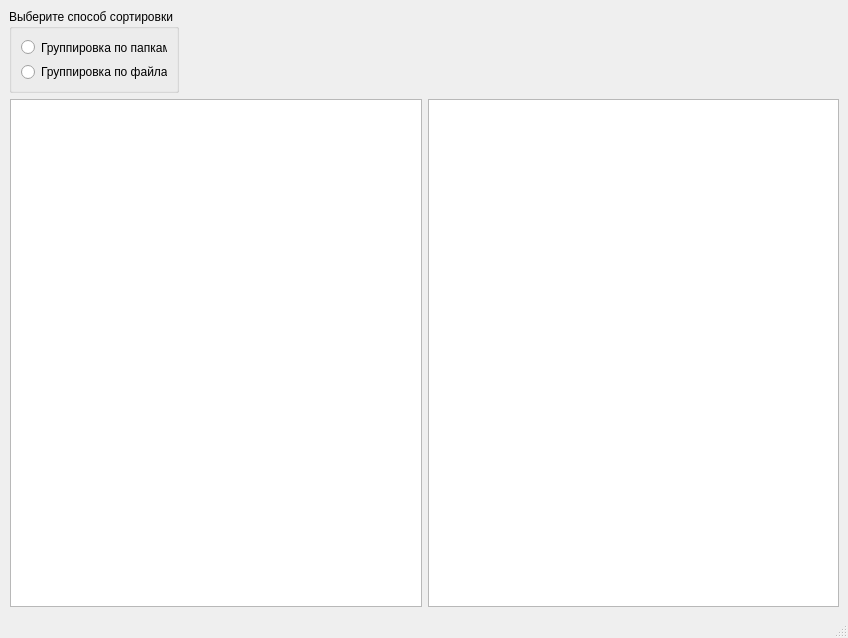
CIoudkicker/MyLab3_1, file mainwindow.ui: the form before one commit.
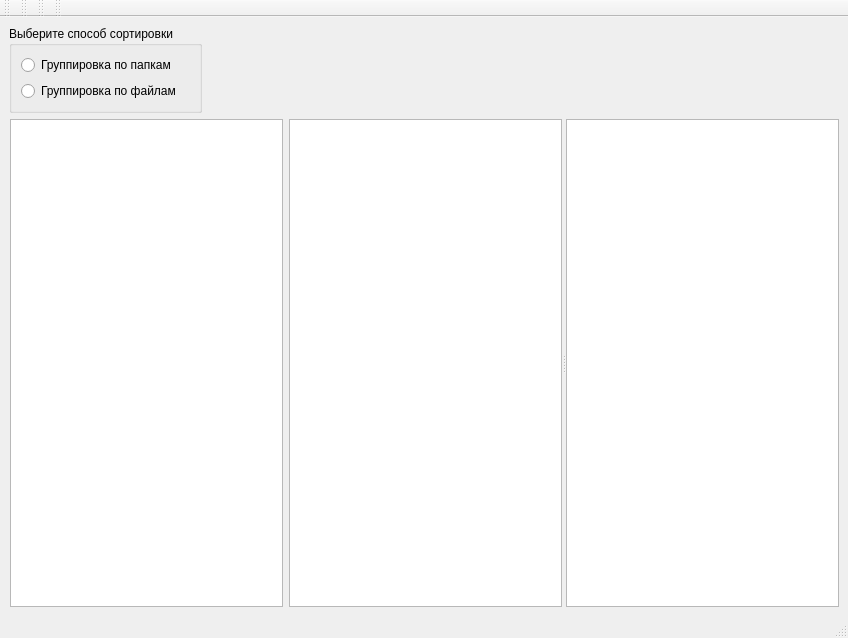
The form after the commit. Custom widgets are drawn as their Qt base class.

```diff
--- a/mainwindow.ui
+++ b/mainwindow.ui
@@ -30,9 +30,8 @@
     </size>
    </property>
    <layout class="QVBoxLayout" name="verticalLayout_2">
-    <property name="sizeConstraint">
-     <enum>QLayout::SetDefaultConstraint</enum>
-    </property>
+    <item>
+     <layout class="QHBoxLayout" name="horizontalLayout_2">
     <item>
      <widget class="QGroupBox" name="groupBox">
       <property name="sizePolicy">
@@ -47,12 +46,6 @@
         <height>84</height>
        </size>
       </property>
-      <property name="maximumSize">
-       <size>
-        <width>170</width>
-        <height>84</height>
-       </size>
-      </property>
       <property name="title">
        <string>Выберите способ сортировки</string>
       </property>
@@ -78,19 +71,38 @@
      </widget>
     </item>
     <item>
+       <spacer name="horizontalSpacer">
+        <property name="orientation">
+         <enum>Qt::Horizontal</enum>
+        </property>
+        <property name="sizeHint" stdset="0">
+         <size>
+          <width>108</width>
+          <height>20</height>
+         </size>
+        </property>
+       </spacer>
+      </item>
+     </layout>
+    </item>
+    <item>
+     <widget class="QSplitter" name="splitter">
+      <property name="sizePolicy">
+       <sizepolicy hsizetype="Expanding" vsizetype="Expanding">
+        <horstretch>0</horstretch>
+        <verstretch>0</verstretch>
+       </sizepolicy>
+      </property>
+      <property name="orientation">
+       <enum>Qt::Horizontal</enum>
+      </property>
      <widget class="QWidget" name="Horizontal" native="true">
       <property name="sizePolicy">
-       <sizepolicy hsizetype="Expanding" vsizetype="Expanding">
+        <sizepolicy hsizetype="Minimum" vsizetype="Minimum">
         <horstretch>0</horstretch>
         <verstretch>0</verstretch>
        </sizepolicy>
       </property>
-      <property name="minimumSize">
-       <size>
-        <width>830</width>
-        <height>471</height>
-       </size>
-      </property>
       <property name="autoFillBackground">
        <bool>false</bool>
       </property>
@@ -111,13 +123,29 @@
         <number>0</number>
        </property>
        <item>
-        <widget class="QTreeView" name="treeView"/>
+         <widget class="QTreeView" name="treeView">
+          <property name="sizePolicy">
+           <sizepolicy hsizetype="Expanding" vsizetype="Expanding">
+            <horstretch>0</horstretch>
+            <verstretch>0</verstretch>
+           </sizepolicy>
+          </property>
+         </widget>
        </item>
        <item>
         <widget class="QTreeView" name="treeView_2"/>
        </item>
       </layout>
      </widget>
+      <widget class="QChartView" name="chartView">
+       <property name="enabled">
+        <bool>true</bool>
+       </property>
+       <property name="interactive">
+        <bool>true</bool>
+       </property>
+      </widget>
+     </widget>
     </item>
    </layout>
   </widget>
@@ -132,7 +160,58 @@
    </property>
   </widget>
   <widget class="QStatusBar" name="statusbar"/>
- </widget>
+  <widget class="QToolBar" name="toolBar">
+   <property name="windowTitle">
+    <string>toolBar</string>
+   </property>
+   <attribute name="toolBarArea">
+    <enum>TopToolBarArea</enum>
+   </attribute>
+   <attribute name="toolBarBreak">
+    <bool>false</bool>
+   </attribute>
+  </widget>
+  <widget class="QToolBar" name="toolBar_2">
+   <property name="windowTitle">
+    <string>toolBar_2</string>
+   </property>
+   <attribute name="toolBarArea">
+    <enum>TopToolBarArea</enum>
+   </attribute>
+   <attribute name="toolBarBreak">
+    <bool>false</bool>
+   </attribute>
+  </widget>
+  <widget class="QToolBar" name="toolBar_3">
+   <property name="windowTitle">
+    <string>toolBar_3</string>
+   </property>
+   <attribute name="toolBarArea">
+    <enum>TopToolBarArea</enum>
+   </attribute>
+   <attribute name="toolBarBreak">
+    <bool>false</bool>
+   </attribute>
+  </widget>
+  <widget class="QToolBar" name="toolBar_4">
+   <property name="windowTitle">
+    <string>toolBar_4</string>
+   </property>
+   <attribute name="toolBarArea">
+    <enum>TopToolBarArea</enum>
+   </attribute>
+   <attribute name="toolBarBreak">
+    <bool>false</bool>
+   </attribute>
+  </widget>
+ </widget>
+ <customwidgets>
+  <customwidget>
+   <class>QChartView</class>
+   <extends>QGraphicsView</extends>
+   <header>qchartview.h</header>
+  </customwidget>
+ </customwidgets>
  <resources/>
  <connections/>
 </ui>
```
Lines whose indentation alone changed are shown as unchanged.
